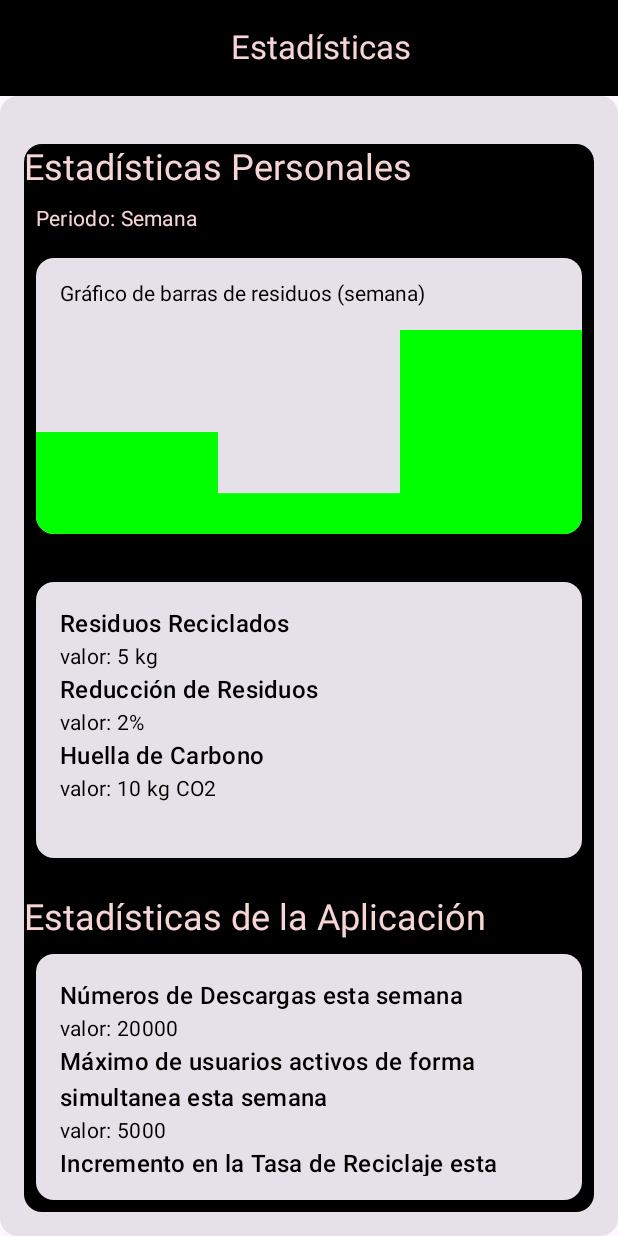
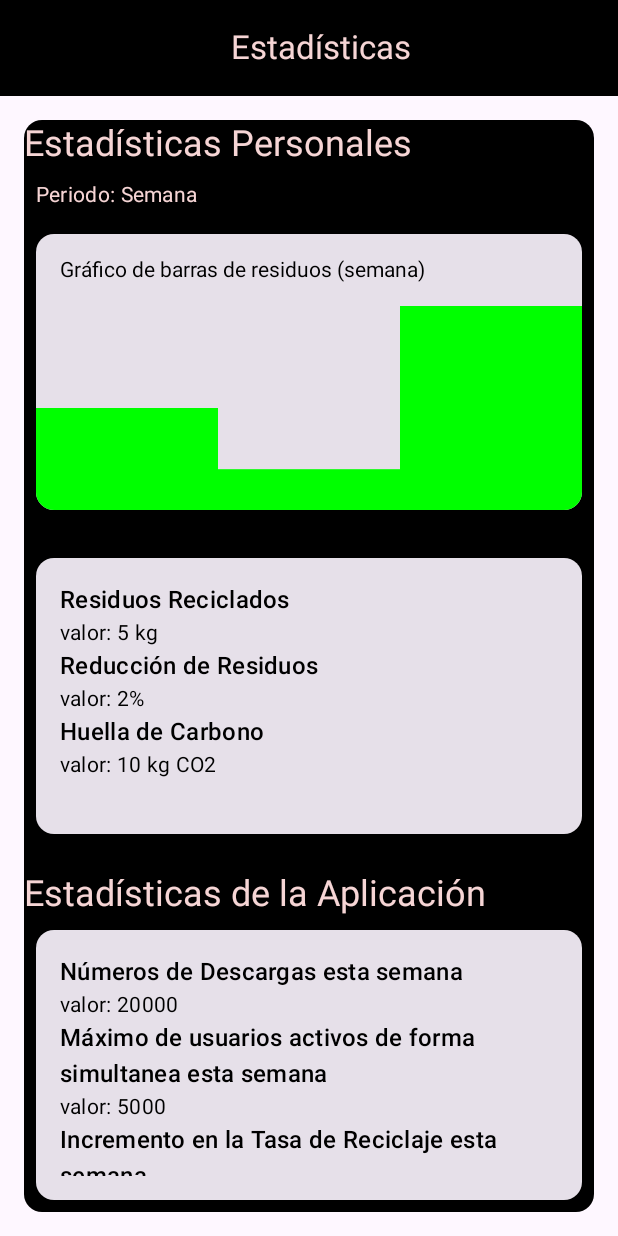
Before and after one commit to Rodrivdlc/GestionResiduos_UD1, an Android app built with Jetpack Compose: the screen it shows after launch (MainActivity), on a phone screen of 412 x 824 dp. Run offline under Robolectric (Android 15) with nearby library versions, the phone set to English and light mode, and no system bars.

Commit message:
fixed visual code

```diff
--- a/app/src/main/java/com/example/gestionresiduos_ud1/MainActivity.kt
+++ b/app/src/main/java/com/example/gestionresiduos_ud1/MainActivity.kt
@@ -43,40 +43,9 @@
 @OptIn(ExperimentalMaterial3Api::class)
 @Composable
 fun App() {
-    var currentScreen by remember { mutableStateOf(Screen.PersonalWasteStatistics) }
-
-    Scaffold(modifier = Modifier
-        .fillMaxSize()
-        .background(black),
-        topBar = {
-            TopAppBar(
-            title = {
-                Box(
-                modifier = Modifier.fillMaxWidth(),
-                contentAlignment = Alignment.Center,
-            ) {
-                Text("Estadísticas")
-            }
-                 },
-            colors = TopAppBarDefaults.smallTopAppBarColors(
-                containerColor = black,
-                titleContentColor = suave
-            )
-        ) }) { innerPadding ->
-        Card (modifier = Modifier.padding(innerPadding),
-            colors = CardDefaults.cardColors(
-                contentColor = suave)
-            ) {
-            Spacer(modifier = Modifier.height(16.dp))
-            when (currentScreen) {
-                Screen.PersonalWasteStatistics -> PersonalWasteStatisticsScreen(
-                    modifier = Modifier.padding(innerPadding)
-                )
-            }
-        }
+    Scaffold(
+        // ...
+    ) { innerPadding ->
+        PersonalWasteStatisticsScreen(modifier = Modifier.padding(innerPadding))
     }
 }
-
-enum class Screen {
-    PersonalWasteStatistics,
-}
--- a/app/src/main/java/com/example/gestionresiduos_ud1/Periods/Month.kt
+++ b/app/src/main/java/com/example/gestionresiduos_ud1/Periods/Month.kt
@@ -16,6 +16,7 @@
 import androidx.compose.ui.unit.dp
 import com.example.gestionresiduos_ud1.Grafico.SimpleBarChart
 import com.example.gestionresiduos_ud1.ui.theme.black
+import com.example.gestionresiduos_ud1.ui.theme.suave
 
 
 @Composable
@@ -63,7 +64,7 @@
 
     Spacer(modifier = Modifier.height(16.dp))
 
-    Text("Estadísticas de la Aplicación", style = MaterialTheme.typography.headlineMedium)
+    Text("Estadísticas de la Aplicación", style = MaterialTheme.typography.headlineMedium , color = suave)
 
     Card(modifier = Modifier
         .fillMaxWidth()
--- a/app/src/main/java/com/example/gestionresiduos_ud1/Periods/Week.kt
+++ b/app/src/main/java/com/example/gestionresiduos_ud1/Periods/Week.kt
@@ -16,6 +16,7 @@
 import androidx.compose.ui.unit.dp
 import com.example.gestionresiduos_ud1.Grafico.SimpleBarChart
 import com.example.gestionresiduos_ud1.ui.theme.black
+import com.example.gestionresiduos_ud1.ui.theme.suave
 
 
 @Composable
@@ -66,7 +67,7 @@
 
     Spacer(modifier = Modifier.height(16.dp))
 
-    Text("Estadísticas de la Aplicación", style = MaterialTheme.typography.headlineSmall)
+    Text("Estadísticas de la Aplicación", style = MaterialTheme.typography.headlineSmall , color = suave)
 
     Card(modifier = Modifier
         .fillMaxWidth()
--- a/app/src/main/java/com/example/gestionresiduos_ud1/Periods/Year.kt
+++ b/app/src/main/java/com/example/gestionresiduos_ud1/Periods/Year.kt
@@ -16,10 +16,7 @@
 import androidx.compose.ui.unit.dp
 import com.example.gestionresiduos_ud1.Grafico.SimpleBarChart
 import com.example.gestionresiduos_ud1.ui.theme.black
-
-
-
-
+import com.example.gestionresiduos_ud1.ui.theme.suave
 
 
 @Composable
@@ -75,7 +72,7 @@
 
     Spacer(modifier = Modifier.height(16.dp))
 
-    Text("Estadísticas de la Aplicación", style = MaterialTheme.typography.headlineMedium)
+    Text("Estadísticas de la Aplicación", style = MaterialTheme.typography.headlineMedium , color = suave)
 
     Card(modifier = Modifier
         .fillMaxWidth()
--- a/app/src/main/java/com/example/gestionresiduos_ud1/Statistics/PersonalWasteStatisticsScreen.kt
+++ b/app/src/main/java/com/example/gestionresiduos_ud1/Statistics/PersonalWasteStatisticsScreen.kt
@@ -4,25 +4,34 @@
 import androidx.compose.foundation.clickable
 import androidx.compose.foundation.layout.Box
 import androidx.compose.foundation.layout.Column
+import androidx.compose.foundation.layout.fillMaxSize
+import androidx.compose.foundation.layout.fillMaxWidth
 import androidx.compose.foundation.layout.padding
 import androidx.compose.material3.Card
 import androidx.compose.material3.CardDefaults
 import androidx.compose.material3.DropdownMenu
 import androidx.compose.material3.DropdownMenuItem
+import androidx.compose.material3.ExperimentalMaterial3Api
 import androidx.compose.material3.MaterialTheme
+import androidx.compose.material3.Scaffold
 import androidx.compose.material3.Text
+import androidx.compose.material3.TopAppBar
+import androidx.compose.material3.TopAppBarDefaults
 import androidx.compose.runtime.Composable
 import androidx.compose.runtime.getValue
 import androidx.compose.runtime.mutableStateOf
 import androidx.compose.runtime.remember
 import androidx.compose.runtime.setValue
+import androidx.compose.ui.Alignment
 import androidx.compose.ui.Modifier
 import androidx.compose.ui.unit.dp
 import com.example.gestionresiduos_ud1.Periods.MonthlyStats
 import com.example.gestionresiduos_ud1.Periods.WeeklyStats
 import com.example.gestionresiduos_ud1.Periods.YearlyStats
 import com.example.gestionresiduos_ud1.ui.theme.black
+import com.example.gestionresiduos_ud1.ui.theme.suave
 
+@OptIn(ExperimentalMaterial3Api::class)
 @Composable
 fun PersonalWasteStatisticsScreen(modifier: Modifier = Modifier) {
 
@@ -31,19 +40,46 @@
     var expanded by remember { mutableStateOf(false) }
 
 
-    Card(modifier = Modifier
+
+    Scaffold(
+        modifier = modifier
+            .fillMaxSize()
+            .background(black),
+        topBar = {
+            TopAppBar(
+                title = {
+                    Box(
+                        modifier = Modifier.fillMaxWidth(),
+                        contentAlignment = Alignment.Center
+                    ) {
+                        Text("Estadísticas")
+                    }
+                },
+                colors = TopAppBarDefaults.smallTopAppBarColors(
+                    containerColor = black,
+                    titleContentColor = suave
+                )
+            )
+        }
+    ) { innerPadding ->
+
+        Card(
+            modifier = Modifier
+                .padding(innerPadding)
                 .padding(horizontal = 16.dp, vertical = 16.dp),
             colors = CardDefaults.cardColors(
                 containerColor = black
             )
         ) {
-        Text("Estadísticas Personales", style = MaterialTheme.typography.headlineSmall)
+            Column {
+                Text("Estadísticas Personales", style = MaterialTheme.typography.headlineSmall, color = suave)
 
 
-        Box (modifier = Modifier.padding(8.dp)) {
+                Box(modifier = Modifier.padding(8.dp)) {
                     Text(
                         text = "Periodo: $selectedPeriod",
                         style = MaterialTheme.typography.bodyMedium,
+                        color = suave,
                         modifier = Modifier.clickable { expanded = true }
 
                     )
@@ -73,6 +109,8 @@
                     "Mes" -> MonthlyStats()
                     "Año" -> YearlyStats()
                 }
+            }
 
         }
     }
+}
```
Lines whose indentation alone changed are shown as unchanged.
